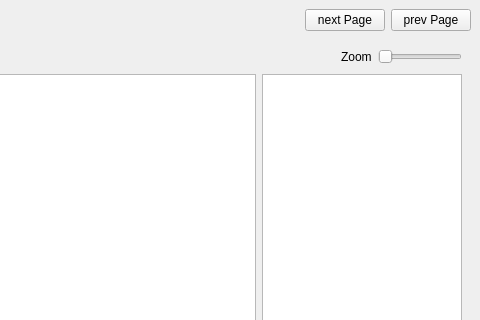
Qt form src/fileselector.ui (JakubKomar/ICP-2021) before a commit; both pictures show x 430 to 910 and y 0 to 320 of the 910 by 581 pixel window.
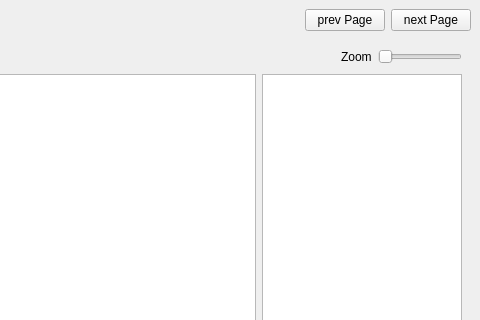
The same form after that commit.

Commit message: prev page and next page switch position

Diff of the .ui file:
```diff
--- a/src/fileselector.ui
+++ b/src/fileselector.ui
@@ -31,16 +31,16 @@
        </spacer>
       </item>
       <item>
-       <widget class="QPushButton" name="pushButton_2">
+       <widget class="QPushButton" name="pushButton">
         <property name="text">
-         <string>next Page</string>
+         <string>prev Page</string>
         </property>
        </widget>
       </item>
       <item>
-       <widget class="QPushButton" name="pushButton">
+       <widget class="QPushButton" name="pushButton_2">
         <property name="text">
-         <string>prev Page</string>
+         <string>next Page</string>
         </property>
        </widget>
       </item>
```
The commit also changes 27 other files.
